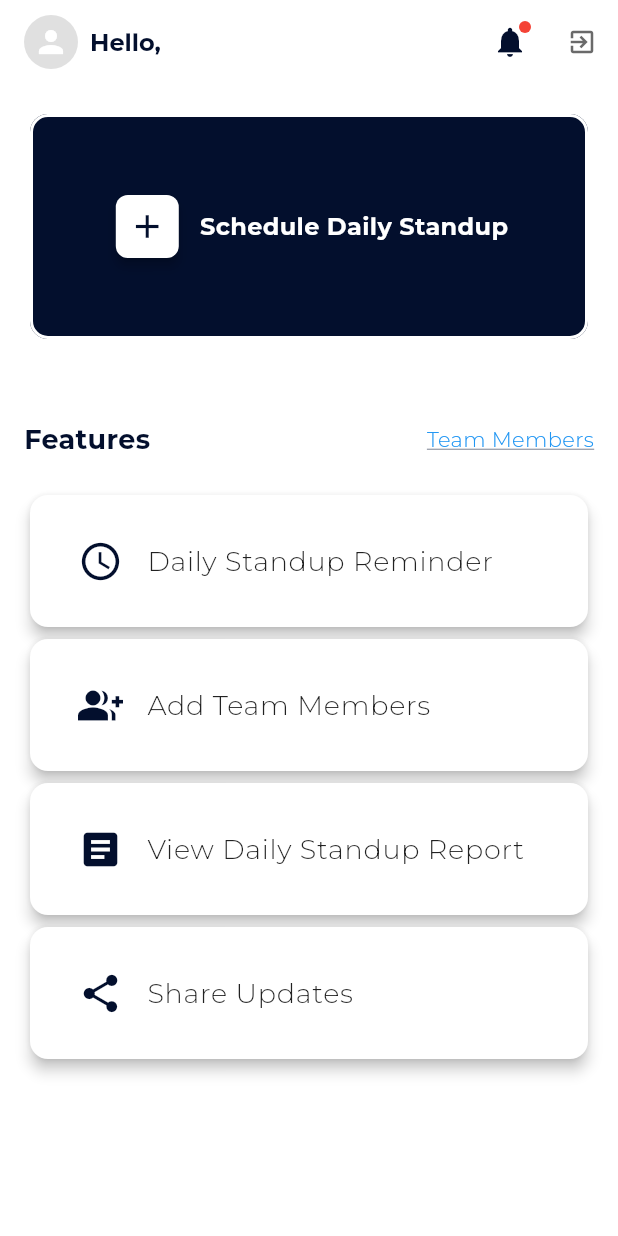
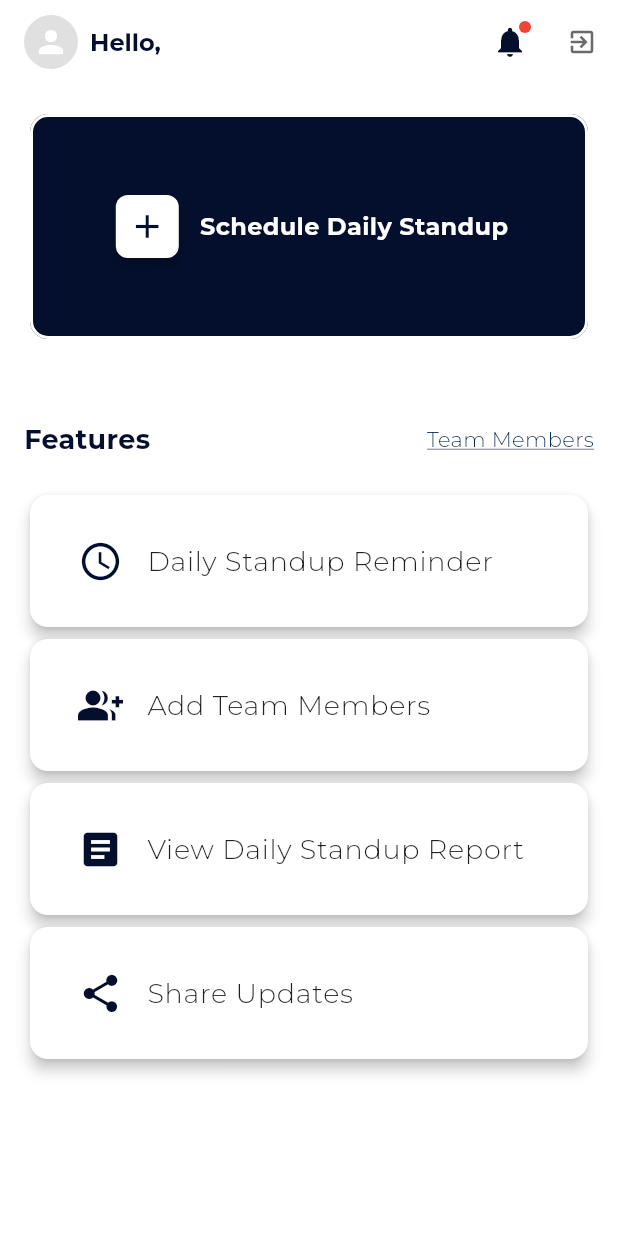
Before and after one commit to Atinuke-Manuels/Daily-Sync, a Flutter app: the AdminDashboard screen opened by its route, on a phone screen of 412 x 824 dp. Run offline on Flutter 3.47's test engine with Material 3 defaults, Android fonts, the phone set to English and light mode, and no system bars; our stand-ins replace cloud_firestore, firebase_auth, firebase_core, flutter_dotenv, shared_preferences; missing offline and left inert: onesignal_flutter; accounts and stored records are empty; project files that could hold a hidden picture were left out.

Commit message:
change the color of view report and team member to primary color

```diff
--- a/lib/views/admin/admin_dashboard.dart
+++ b/lib/views/admin/admin_dashboard.dart
@@ -196,7 +196,7 @@ class _AdminDashboardState extends State<AdminDashboard> {
                             style: TextStyle(
                               fontSize: 14,
                               fontWeight: FontWeight.w500,
-                              color: Colors.blue,
+                              color: Color(0xFF092C4C),
                               decoration: TextDecoration.underline,
                               decorationColor: Color(0xFF030F2D),
                               decorationThickness: 0.5,
--- a/lib/views/user/user_home_screen.dart
+++ b/lib/views/user/user_home_screen.dart
@@ -62,7 +62,7 @@ class _UserHomeScreenState extends State<UserHomeScreen> {
                       child: Center(
                         child: Text(
                           "View My Reports",
-                          style: AppTextStyles.bodyTiny(context).copyWith(color: colors.onTertiary),
+                          style: AppTextStyles.bodyTiny(context).copyWith(color: colors.primary),
                         ),
                       ),
                     ),
```
